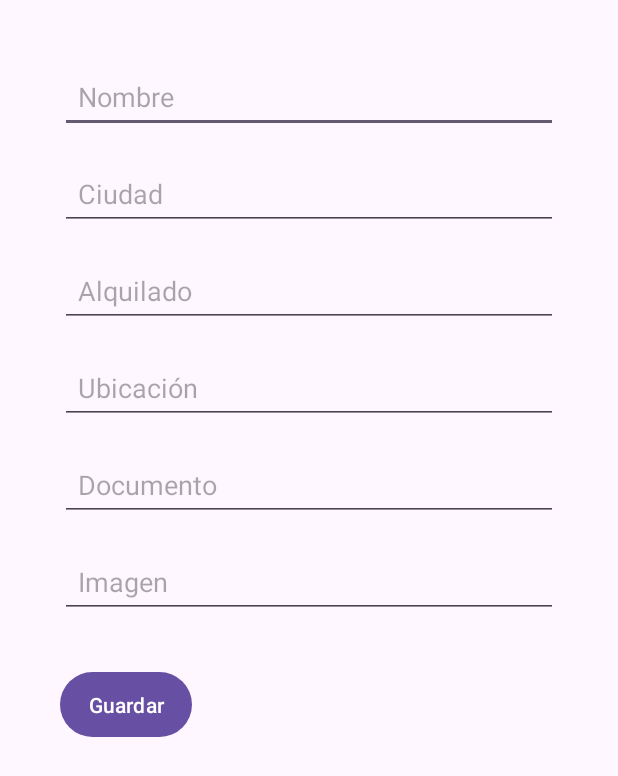
After one commit to i82rusam/TFG, an Android app: the layout activity_editar_inmueble.xml on its own in the app's theme, with its tools: preview values and no code run, on a phone screen of 412 x 824 dp. The commit adds this screen. Shown: the top 776 px of the screen. Run offline under Robolectric (Android 15) with nearby library versions, the phone set to English and light mode, and no system bars.

Commit message:
new update

```diff
--- a/app/src/main/java/com/example/tfg/ui/InmuebleDetailActivity.kt
+++ b/app/src/main/java/com/example/tfg/ui/InmuebleDetailActivity.kt
@@ -54,6 +54,9 @@ class InmuebleDetailActivity : AppCompatActivity() {
                 when (menuItem.itemId) {
                     R.id.btnEditar -> {
                         // Aquí manejas la acción de editar
+                        val intent = Intent(this, EditarInmuebleActivity::class.java)
+                        intent.putExtra("inmueble", inmueble)
+                        startActivity(intent)
                         true
                     }
                     R.id.btnEliminar -> {
--- a/app/src/main/java/com/example/tfg/ui/adapter/InmuebleAdapter.kt
+++ b/app/src/main/java/com/example/tfg/ui/adapter/InmuebleAdapter.kt
@@ -73,4 +73,8 @@ class InmuebleAdapter(
             notifyItemRangeRemoved(newSize, oldSize - newSize)
         }
     }
+    fun updateData(newInmuebles: List<Inmueble>) {
+        this.inmuebles = newInmuebles
+        notifyDataSetChanged()
+    }
 }
--- /dev/null
+++ b/app/src/main/res/layout/activity_editar_inmueble.xml
@@ -0,0 +1,84 @@
+<?xml version="1.0" encoding="utf-8"?>
+<ScrollView xmlns:android="http://schemas.android.com/apk/res/android"
+    android:layout_width="match_parent"
+    android:layout_height="match_parent"
+    android:padding="16dp">
+
+    <LinearLayout
+        android:layout_width="match_parent"
+        android:layout_height="wrap_content"
+        android:orientation="vertical"
+        android:padding="16dp"
+        android:layout_margin="8dp">
+
+        <EditText
+            android:id="@+id/editTextNombre"
+            android:layout_width="match_parent"
+            android:layout_height="wrap_content"
+            android:autofillHints="name"
+            android:hint="@string/hint_nombre"
+            android:padding="12dp"
+            android:layout_marginBottom="16dp"
+            android:inputType="textPersonName"
+            />
+
+        <EditText
+            android:id="@+id/editTextCiudad"
+            android:layout_width="match_parent"
+            android:layout_height="wrap_content"
+            android:autofillHints=""
+            android:hint="@string/hint_ciudad"
+            android:padding="12dp"
+            android:layout_marginBottom="16dp"
+            android:inputType="text"/>
+
+        <EditText
+            android:id="@+id/editTextAlquilado"
+            android:layout_width="match_parent"
+            android:layout_height="wrap_content"
+            android:autofillHints=""
+            android:hint="@string/hint_alquilado"
+            android:inputType="number"
+            android:padding="12dp"
+            android:layout_marginBottom="16dp"/>
+
+        <EditText
+            android:id="@+id/editTextUbicacion"
+            android:layout_width="match_parent"
+            android:layout_height="wrap_content"
+            android:autofillHints=""
+            android:hint="@string/hint_ubicacion"
+            android:padding="12dp"
+            android:layout_marginBottom="16dp"
+            android:inputType="textPostalAddress"/>
+
+        <EditText
+            android:id="@+id/editTextDocumento"
+            android:layout_width="match_parent"
+            android:layout_height="wrap_content"
+            android:autofillHints=""
+            android:hint="@string/hint_documento"
+            android:padding="12dp"
+            android:layout_marginBottom="16dp"
+            android:inputType="text"/>
+
+        <EditText
+            android:id="@+id/editTextImagen"
+            android:layout_width="match_parent"
+            android:layout_height="wrap_content"
+            android:autofillHints=""
+            android:hint="@string/hint_imagen"
+            android:padding="12dp"
+            android:layout_marginBottom="16dp"
+            android:inputType="textUri"/>
+
+
+        <Button
+            android:id="@+id/boton_guardar"
+            android:layout_width="wrap_content"
+            android:layout_height="wrap_content"
+            android:text="@string/boton_guardar"
+            android:padding="12dp"
+            android:layout_marginTop="16dp"/>
+    </LinearLayout>
+</ScrollView>
--- a/app/src/main/res/values/strings.xml
+++ b/app/src/main/res/values/strings.xml
@@ -19,4 +19,15 @@
     <string name="borrar_inmueble">Borrar</string>
     <string name="add_inmueble">Añadir Inmueble</string>
     <string name="mis_inmuebles">Mis Inmuebles</string>
+    <string name="boton_guardar">Guardar</string>
+    <string name="hint_nombre">Nombre</string>
+    <string name="hint_ciudad">Ciudad</string>
+    <string name="hint_alquilado">Alquilado</string>
+    <string name="hint_ubicacion">Ubicación</string>
+    <string name="hint_documento">Documento</string>
+    <string name="hint_imagen">Imagen</string>
+    <string name="hint_usuario">Usuario</string>
+    <string name="button_guardar">Guardar</string>
+
+
 </resources>
```
Also changed, not shown: app/src/main/java/com/example/tfg/data/FirebaseRepository.kt (+12 -0 lines), app/src/main/java/com/example/tfg/ui/EditarInmuebleActivity.kt (added, +69 -0 lines), app/src/main/java/com/example/tfg/ui/MainActivity.kt (+32 -0 lines).
